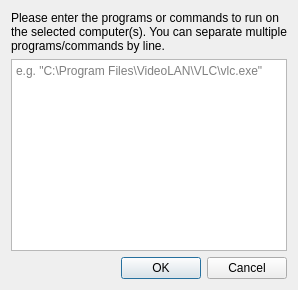
This is plugins/desktopservices/RunProgramDialog.ui in veyon/veyon as Qt 5 draws it before an edit. The edited form follows.
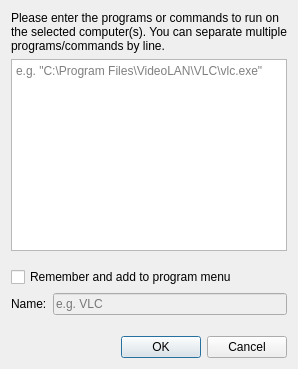
This is the edited form. Icons and pictures are not drawn.

Commit message: DesktopServices: advance and revise RunProgramDialog

Patch:
```diff
--- a/plugins/desktopservices/RunProgramDialog.ui
+++ b/plugins/desktopservices/RunProgramDialog.ui
@@ -10,8 +10,59 @@
    <iconset resource="desktopservices.qrc">
     <normaloff>:/desktopservices/preferences-desktop-launch-feedback.png</normaloff>:/desktopservices/preferences-desktop-launch-feedback.png</iconset>
   </property>
-  <layout class="QVBoxLayout" name="verticalLayout">
-   <item>
+  <layout class="QGridLayout" name="gridLayout">
+   <item row="6" column="0" colspan="2">
+    <widget class="QDialogButtonBox" name="buttonBox">
+     <property name="standardButtons">
+      <set>QDialogButtonBox::Cancel|QDialogButtonBox::Ok</set>
+     </property>
+    </widget>
+   </item>
+   <item row="2" column="0" colspan="2">
+    <spacer name="verticalSpacer">
+     <property name="orientation">
+      <enum>Qt::Vertical</enum>
+     </property>
+     <property name="sizeHint" stdset="0">
+      <size>
+       <width>20</width>
+       <height>10</height>
+      </size>
+     </property>
+    </spacer>
+   </item>
+   <item row="4" column="0">
+    <widget class="QLabel" name="label">
+     <property name="text">
+      <string>Name:</string>
+     </property>
+    </widget>
+   </item>
+   <item row="1" column="0" colspan="2">
+    <widget class="QTextEdit" name="programInputTextEdit">
+     <property name="placeholderText">
+      <string>e.g. &quot;C:\Program Files\VideoLAN\VLC\vlc.exe&quot;</string>
+     </property>
+    </widget>
+   </item>
+   <item row="3" column="0" colspan="2">
+    <widget class="QCheckBox" name="rememberCheckBox">
+     <property name="text">
+      <string>Remember and add to program menu</string>
+     </property>
+    </widget>
+   </item>
+   <item row="4" column="1">
+    <widget class="QLineEdit" name="presetNameEdit">
+     <property name="enabled">
+      <bool>false</bool>
+     </property>
+     <property name="placeholderText">
+      <string>e.g. VLC</string>
+     </property>
+    </widget>
+   </item>
+   <item row="0" column="0" colspan="2">
     <widget class="QLabel" name="label_3">
      <property name="text">
       <string>Please enter the programs or commands to run on the selected computer(s). You can separate multiple programs/commands by line.</string>
@@ -21,19 +72,18 @@
      </property>
     </widget>
    </item>
-   <item>
-    <widget class="QTextEdit" name="programInputTextEdit">
-     <property name="placeholderText">
-      <string>e.g. &quot;C:\Program Files\VideoLAN\VLC\vlc.exe&quot;</string>
+   <item row="5" column="0" colspan="2">
+    <spacer name="verticalSpacer_2">
+     <property name="orientation">
+      <enum>Qt::Vertical</enum>
      </property>
-    </widget>
-   </item>
-   <item>
-    <widget class="QDialogButtonBox" name="buttonBox">
-     <property name="standardButtons">
-      <set>QDialogButtonBox::Cancel|QDialogButtonBox::Ok</set>
+     <property name="sizeHint" stdset="0">
+      <size>
+       <width>20</width>
+       <height>15</height>
+      </size>
      </property>
-    </widget>
+    </spacer>
    </item>
   </layout>
  </widget>
```
Left out of the diff: 16 changed lines with no effect on the pictures. The commit also changes 2 other files.
